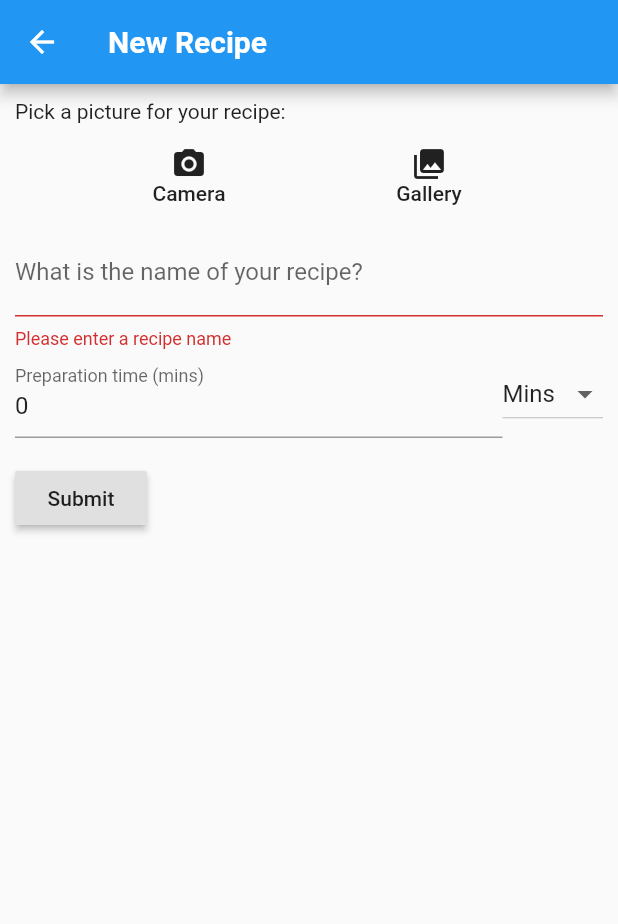
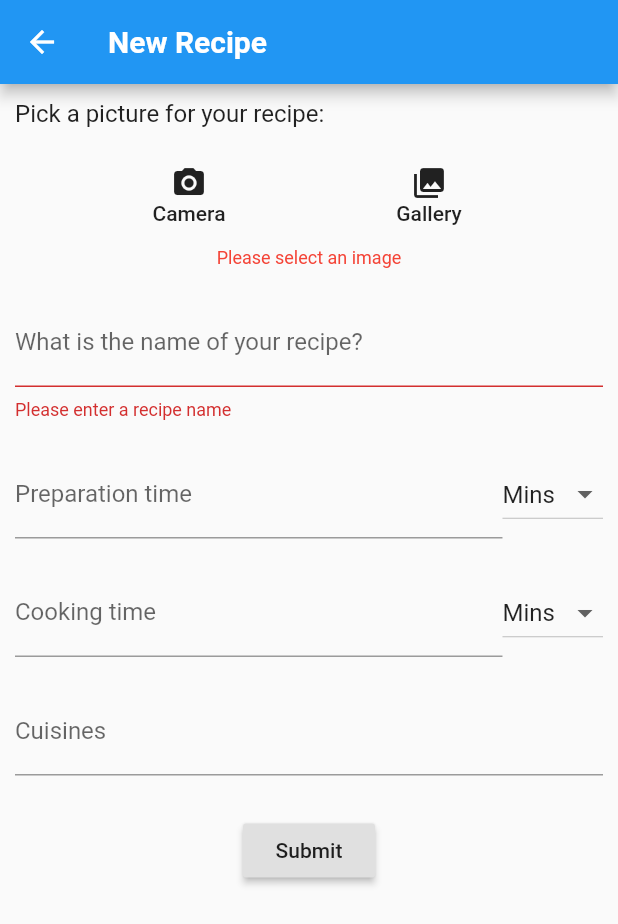
Before and after one commit to Lith1um/Cook., a Flutter app: the NewRecipePage screen opened directly, after a tap on "Submit", on a phone screen of 412 x 824 dp. Shown: the top 924 px of the screen. Run offline on Flutter 3.47's test engine with Material 2 defaults, Android fonts, the phone set to English and light mode, and no system bars; our stand-ins replace cloud_firestore, firebase_storage, image_cropper, image_picker; accounts and stored records are empty.

Commit message:
new fields for recipe form and better validation

```diff
--- a/lib/models/recipe.dart
+++ b/lib/models/recipe.dart
@@ -1,18 +1,27 @@
 class Recipe {
   final String name;
   final String imageUrl;
+  final int prepTime;
+  final int cookTime;
+  final String cuisines;
 
-  Recipe({this.name, this.imageUrl});
+  Recipe({this.name, this.imageUrl, this.prepTime, this.cookTime, this.cuisines});
 
   factory Recipe.fromJson(Map<String, dynamic> json) {
     return Recipe(
       name: json['name'],
-      imageUrl: json['imageUrl']
+      imageUrl: json['imageUrl'],
+      prepTime: json['prepTime'],
+      cookTime: json['cookTime'],
+      cuisines: json['cuisines']
     );
   }
 
   Map<String, dynamic> toJson() => {
     'name' : name,
-    'imageUrl' : imageUrl
+    'imageUrl' : imageUrl,
+    'prepTime' : prepTime,
+    'cookTime' : cookTime,
+    'cuisines' : cuisines
   };
 }
--- /dev/null
+++ b/lib/widgets/inputs/input-tags.dart
@@ -0,0 +1,67 @@
+// Libs
+import 'package:flutter/material.dart';
+
+class InputTags extends StatefulWidget {
+  final String label;
+  final Function onValueChanged;
+
+  InputTags({@required this.label, @required this.onValueChanged});
+
+  @override
+  _InputTagsState createState() => _InputTagsState();
+}
+
+class _InputTagsState extends State<InputTags> {
+  final _controller = TextEditingController();
+  List<String> _tags = [];
+
+  void onTagFieldChanged(String value) {
+    setState(() {
+      _tags = value.split(',').where((tag) => tag.replaceAll(' ', '') != '').toList();
+    });
+    widget.onValueChanged(_tags.join(','));
+  }
+
+  Widget getTag(String text) {
+    return Container(
+      margin: EdgeInsets.only(right: 8.0, bottom: 5.0),
+      padding: EdgeInsets.symmetric(vertical: 5.0, horizontal: 10.0),
+      decoration: BoxDecoration(
+        borderRadius: new BorderRadius.circular(20.0),
+        color: Colors.blue
+      ),
+      child: Text(
+        text,
+        style: TextStyle(
+          color: Colors.white
+        ),
+      )
+    );
+  }
+
+  @override
+  Widget build(BuildContext context) {
+    return Padding(
+      padding: EdgeInsets.symmetric(vertical: 10.0),
+      child: Column(
+        crossAxisAlignment: CrossAxisAlignment.start,
+        children: [
+          Wrap(
+            children: [
+              for (String value in _tags)
+                getTag(value)
+            ],
+          ),
+          TextFormField(
+            controller: _controller,
+            decoration: InputDecoration(
+              labelText: widget.label,
+              hintText: 'use \',\' to separate tags'
+            ),
+            onChanged: onTagFieldChanged,
+          ),
+        ]
+      )
+    );
+  }
+}
--- a/lib/widgets/inputs/input-time.dart
+++ b/lib/widgets/inputs/input-time.dart
@@ -1,5 +1,6 @@
-import 'package:cook/widgets/inputs/input-number.dart';
+// Libs
 import 'package:flutter/material.dart';
+import 'package:flutter/services.dart';
 
 class TimeOption {
   final String type;
@@ -16,16 +17,16 @@ class TimeOption {
 }
 
 class InputTime extends StatefulWidget {
-  final TextEditingController controller;
   final String label;
+  final Function onValueChanged;
   final bool isRequired;
   final String requiredMessage;
 
   const InputTime({
-    @required this.controller,
     @required this.label,
+    @required this.onValueChanged,
     this.isRequired = false,
-    this.requiredMessage = 'This field is required'
+    this.requiredMessage = 'This field is required',
   });
 
   @override
@@ -33,9 +34,11 @@ class InputTime extends StatefulWidget {
 }
 
 class _InputTimeState extends State<InputTime> {
+  final _controller = TextEditingController();
   List<TimeOption> _options = TimeOption.getTimeOptions();
   List<DropdownMenuItem<TimeOption>> _dropdownMenuItems;
   TimeOption _selectedOption;
+  int _timeInMinutes = 0;
 
   @override
   void initState() {
@@ -58,28 +61,53 @@ class _InputTimeState extends State<InputTime> {
     return items;
   }
 
-  void onChangeDropdownItem(TimeOption option) {
+  void onDropdownItemChanged(TimeOption option) {
     setState(() {
       _selectedOption = option;
     });
+    onValueChanged(_controller.text);
+  }
+
+  void onValueChanged(String value) {
+    setState(() {
+      _timeInMinutes = value != '' ?
+        int.parse(value) * _selectedOption.multiplier : null;
+    });
+    widget.onValueChanged(_timeInMinutes);
   }
 
   @override
   Widget build(BuildContext context) {
-    return Row(
+    return Padding(
+      padding: EdgeInsets.symmetric(vertical: 10.0),
+      child: Row(
         children: <Widget>[
           Expanded(
-          child: InputNumber(
-            inputController: widget.controller,
-            label: widget.label,
+            child: TextFormField(
+              controller: _controller,
+              keyboardType: TextInputType.number,
+              inputFormatters: <TextInputFormatter>[
+                WhitelistingTextInputFormatter.digitsOnly
+              ],
+              decoration: InputDecoration(
+                labelText: widget.label
               ),
+              validator: (value) {
+                if (widget.isRequired && value.isEmpty) {
+                  return widget.requiredMessage;
+                }
+                return null;
+              },
+              onChanged: onValueChanged,
+            )
           ),
           DropdownButton(
             value: _selectedOption,
             items: _dropdownMenuItems,
-          onChanged: onChangeDropdownItem
+            onChanged: onDropdownItemChanged
           )
         ],
+      ),
     );
   }
 }
--- a/lib/widgets/recipe-form.dart
+++ b/lib/widgets/recipe-form.dart
@@ -1,5 +1,6 @@
 // Libs
 import 'dart:io';
+import 'package:cook/widgets/inputs/input-tags.dart';
 import 'package:flutter/material.dart';
 import 'package:image_cropper/image_cropper.dart';
 import 'package:image_picker/image_picker.dart';
@@ -22,10 +23,14 @@ class RecipeForm extends StatefulWidget {
 class _RecipeFormState extends State<RecipeForm> {
   final _formKey = GlobalKey<FormState>();
   final _recipeNameController = TextEditingController();
-  final _prepTimeController = TextEditingController(text: '0');
 
   File _imageFile;
+  bool _showImageError = false;
+  int _prepTime;
+  int _cookTime;
+  String _cuisines;
 
+  // TODO: move to separate widget
   Future<void> _pickImage(ImageSource source) async {
     File _selected = await ImagePicker.pickImage(source: source);
 
@@ -43,19 +48,58 @@ class _RecipeFormState extends State<RecipeForm> {
 
       setState(() {
         _imageFile = cropped;
+        _showImageError = false;
       });
     }
   }
 
   void _clear() {
-    setState(() => _imageFile = null);
+    setState(() {
+      _imageFile = null;
+    });
+  }
+
+  void setPrepTime(int timeInMinutes) {
+    setState(() {
+      _prepTime = timeInMinutes;
+    });
+  }
+
+  void setCookTime(int timeInMinutes) {
+    setState(() {
+      _cookTime = timeInMinutes;
+    });
+  }
+
+  void setCuisines(String tags) {
+    setState(() {
+      _cuisines = tags;
+    });
+  }
+
+  bool validateForm() {
+    bool valid = true;
+
+    if (_imageFile == null) {
+      setState(() {
+        _showImageError = true;
+      });
+      valid = false;
+    }
+    return _formKey.currentState.validate() && valid;
   }
 
   void _uploadRecipe(BuildContext context) async {
     String imageUrl = await uploadRecipePhoto(_imageFile);
     String recipeName = _recipeNameController.text;
 
-    Recipe recipe = Recipe(name: recipeName, imageUrl: imageUrl);
+    Recipe recipe = Recipe(
+      name: recipeName,
+      imageUrl: imageUrl,
+      prepTime: _prepTime,
+      cookTime: _cookTime,
+      cuisines: _cuisines
+    );
     await addNewRecipe(recipe);
 
     Navigator.of(context).pop();
@@ -71,8 +115,13 @@ class _RecipeFormState extends State<RecipeForm> {
             child: Column(
               crossAxisAlignment: CrossAxisAlignment.start,
               children: <Widget>[
-                Text('Pick a picture for your recipe:'),
-                SizedBox(height: 10.0),
+                Text(
+                  'Pick a picture for your recipe:',
+                  style: TextStyle(
+                    fontSize: 16.0
+                  ),
+                ),
+                SizedBox(height: 20.0),
                 if (_imageFile != null)
                   Row(
                     children: <Widget>[
@@ -100,7 +149,7 @@ class _RecipeFormState extends State<RecipeForm> {
                       )
                     ]
                   ),
-                if (_imageFile == null)
+                if (_imageFile == null) ...[
                   Row(
                     mainAxisAlignment: MainAxisAlignment.spaceEvenly,
                     children: <Widget>[
@@ -131,7 +180,20 @@ class _RecipeFormState extends State<RecipeForm> {
                         onPressed: () => _pickImage(ImageSource.gallery),
                       ),
                     ],
+                  ),
+                  if (_showImageError) ...[
+                    SizedBox(height: 10.0),
+                    Center(
+                      child: Text(
+                        'Please select an image',
+                        style: TextStyle(
+                          color: Colors.red,
+                          fontSize: 12.0
                         )
+                      )
+                    )
+                  ]
+                ]
               ]
             )
           ),
@@ -142,7 +204,9 @@ class _RecipeFormState extends State<RecipeForm> {
               child: Column(
                 crossAxisAlignment: CrossAxisAlignment.start,
                 children: <Widget>[
-                  TextFormField(
+                  Padding(
+                    padding: EdgeInsets.symmetric(vertical: 10.0),
+                    child: TextFormField(
                       controller: _recipeNameController,
                       decoration: InputDecoration(
                         labelText: 'What is the name of your recipe?'
@@ -155,25 +219,34 @@ class _RecipeFormState extends State<RecipeForm> {
                         return null;
                       },
                     ),
+                  ),
                   InputTime(
-                    controller: _prepTimeController,
-                    label: 'Preparation time (mins)',
+                    label: 'Preparation time',
+                    onValueChanged: setPrepTime,
+                  ),
+                  InputTime(
+                    label: 'Cooking time',
+                    onValueChanged: setCookTime,
+                  ),
+                  InputTags(
+                    label: 'Cuisines',
+                    onValueChanged: setCuisines,
                   ),
                   Padding(
                     padding: const EdgeInsets.symmetric(vertical: 16.0),
+                    child: Center(
                       child: RaisedButton(
                         onPressed: () {
-                        // Validate returns true if the form is valid, or false
-                        // otherwise.
-                        if (_formKey.currentState.validate()) {
+                          // Validate returns true if the form is valid, or false otherwise
+                          if (validateForm()) {
                             // close keyboard if validated
                             FocusScope.of(context).unfocus();
-
                             // form is valid so start upload
                             _uploadRecipe(context);
                           }
                         },
                         child: Text('Submit'),
+                      ),
                     ),
                   ),
                 ]
```
Lines whose indentation alone changed are shown as unchanged.
